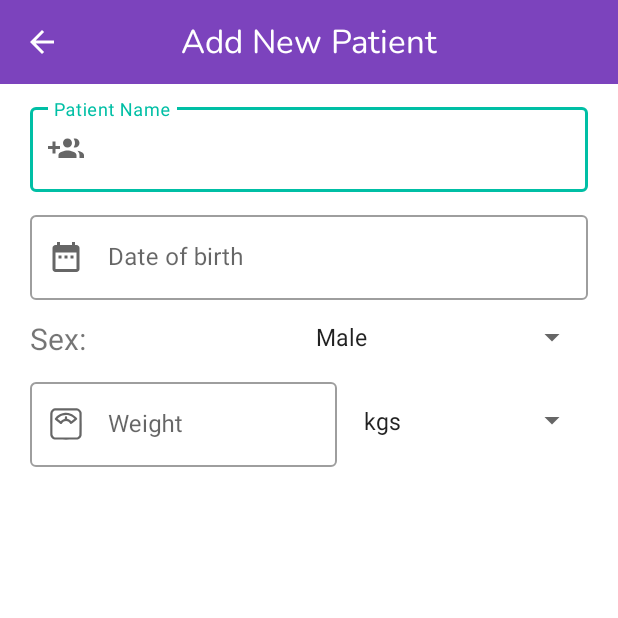
After one commit to WeDoinaThing/shaako-frontend-android, an Android app: the AddPatientActivity screen opened directly, with no data from a screen before it, on a phone screen of 412 x 824 dp, the top half of it. The commit adds this screen. Run offline under Robolectric (Android 15) with nearby library versions, the phone set to English and light mode, and no system bars.

Commit message:
Add patient UI in progress

```diff
--- /dev/null
+++ b/app/src/main/java/com/github/meafs/recover/activites/AddPatientActivity.java
@@ -0,0 +1,59 @@
+package com.github.meafs.recover.activites;
+
+import androidx.appcompat.app.AppCompatActivity;
+
+import android.os.Bundle;
+import android.view.View;
+import android.widget.AdapterView;
+import android.widget.ArrayAdapter;
+import android.widget.Spinner;
+
+import com.github.meafs.recover.R;
+
+public class AddPatientActivity extends AppCompatActivity {
+
+    private String sex;
+    private String unit;
+
+    @Override
+    protected void onCreate(Bundle savedInstanceState) {
+        super.onCreate(savedInstanceState);
+        setContentView(R.layout.activity_add_patient);
+
+        Spinner spinner1 = findViewById(R.id.weightspinner);
+        ArrayAdapter<CharSequence> adapter1 = ArrayAdapter.createFromResource(this,
+                R.array.units, android.R.layout.simple_spinner_item);
+        adapter1.setDropDownViewResource(android.R.layout.simple_spinner_dropdown_item);
+        spinner1.setAdapter(adapter1);
+        spinner1.setOnItemSelectedListener(new AdapterView.OnItemSelectedListener() {
+            @Override
+            public void onItemSelected(AdapterView<?> adapterView, View view, int i, long l) {
+                unit = String.valueOf(adapterView.getItemAtPosition(i));
+                System.out.println(unit);
+            }
+
+            @Override
+            public void onNothingSelected(AdapterView<?> adapterView) {
+
+            }
+        });
+
+        Spinner spinner2 = findViewById(R.id.gender);
+        ArrayAdapter<CharSequence> adapter2 = ArrayAdapter.createFromResource(this,
+                R.array.genders, android.R.layout.simple_spinner_item);
+        adapter2.setDropDownViewResource(android.R.layout.simple_spinner_dropdown_item);
+        spinner2.setAdapter(adapter2);
+        spinner2.setOnItemSelectedListener(new AdapterView.OnItemSelectedListener() {
+            @Override
+            public void onItemSelected(AdapterView<?> adapterView, View view, int i, long l) {
+                sex = String.valueOf(adapterView.getItemAtPosition(i));
+                System.out.println(sex);
+            }
+
+            @Override
+            public void onNothingSelected(AdapterView<?> adapterView) {
+
+            }
+        });
+    }
+}
--- a/app/src/main/java/com/github/meafs/recover/fragments/UserFragment.java
+++ b/app/src/main/java/com/github/meafs/recover/fragments/UserFragment.java
@@ -12,7 +12,7 @@ import androidx.recyclerview.widget.LinearLayoutManager;
 import androidx.recyclerview.widget.RecyclerView;
 
 import com.github.meafs.recover.R;
-import com.github.meafs.recover.activites.ContentActivity;
+import com.github.meafs.recover.activites.AddPatientActivity;
 import com.github.meafs.recover.adapters.StaticRvAdapter;
 import com.github.meafs.recover.models.StaticRvModel;
 
@@ -79,7 +79,7 @@ public class UserFragment extends Fragment {
         trainingContent.setOnClickListener(new View.OnClickListener() {
             @Override
             public void onClick(View view) {
-                startActivity(new Intent(getContext(), ContentActivity.class));
+                startActivity(new Intent(getContext(), AddPatientActivity.class));
             }
         });
         ArrayList <StaticRvModel> item = new ArrayList<>() ;
--- a/app/src/main/res/drawable/ic_baseline_person_24.xml
+++ b/app/src/main/res/drawable/ic_dob.xml
@@ -6,5 +6,5 @@
     android:tint="?attr/colorControlNormal">
   <path
       android:fillColor="@android:color/white"
-      android:pathData="M12,12c2.21,0 4,-1.79 4,-4s-1.79,-4 -4,-4 -4,1.79 -4,4 1.79,4 4,4zM12,14c-2.67,0 -8,1.34 -8,4v2h16v-2c0,-2.66 -5.33,-4 -8,-4z"/>
+      android:pathData="M9,11L7,11v2h2v-2zM13,11h-2v2h2v-2zM17,11h-2v2h2v-2zM19,4h-1L18,2h-2v2L8,4L8,2L6,2v2L5,4c-1.11,0 -1.99,0.9 -1.99,2L3,20c0,1.1 0.89,2 2,2h14c1.1,0 2,-0.9 2,-2L21,6c0,-1.1 -0.9,-2 -2,-2zM19,20L5,20L5,9h14v11z"/>
 </vector>
--- /dev/null
+++ b/app/src/main/res/drawable/ic_weight_scale.xml
@@ -0,0 +1,7 @@
+<vector android:height="24dp" android:viewportHeight="512"
+    android:viewportWidth="512" android:width="24dp" xmlns:android="http://schemas.android.com/apk/res/android">
+    <path android:fillColor="#000000"
+        android:pathData="M97,33.5c-33.7,6.9 -58.7,32.8 -63.9,66.5 -0.9,5.6 -1.1,47.3 -0.9,160.5 0.3,139.5 0.5,153.5 2,158.5 3.3,10.9 6,17 10.8,24.3 11.3,17.4 26.9,28.5 48.5,34.5 5.5,1.6 19.5,1.7 162.5,1.7 143,-0 157,-0.1 162.5,-1.7 10.6,-2.9 17.2,-5.8 24.8,-10.8 17.4,-11.3 28.5,-26.9 34.5,-48.5 1.6,-5.5 1.7,-19.5 1.7,-162.5 0,-143 -0.1,-157 -1.7,-162.5 -6,-21.6 -17.1,-37.2 -34.5,-48.5 -7.3,-4.8 -13.4,-7.5 -24.3,-10.8 -5,-1.5 -18.9,-1.7 -160.5,-1.9 -125.1,-0.1 -156.3,0.1 -161.5,1.2zM411.5,65.5c17.2,4.5 30.5,17.9 35,35.2 2.3,8.6 2.3,302 0,310.6 -4.5,17.3 -17.8,30.7 -35,35.2 -5.2,1.3 -24.4,1.5 -155.5,1.5 -131.1,-0 -150.3,-0.2 -155.5,-1.5 -17.2,-4.5 -30.5,-17.9 -35,-35.2 -2.3,-8.6 -2.3,-302 0,-310.6 4.5,-17.1 17.7,-30.6 34.6,-35.1 8.4,-2.3 302.7,-2.3 311.4,-0.1z" android:strokeColor="#00000000"/>
+    <path android:fillColor="#000000"
+        android:pathData="M243,97.2c-22.5,1.2 -48.6,7.9 -68.8,17.9 -22.4,11.1 -50.6,32.5 -67.2,51 -8.6,9.6 -10,12 -10,17.6 0,7.5 1.5,9 40.4,39.6 20.4,16.1 38.2,30.1 39.6,31 1.5,1.1 4.4,1.7 7.6,1.7 6.8,-0 10.5,-2.6 16.5,-11.5 13,-19.1 34,-30.8 55.4,-30.8 21.4,-0 41.4,11 55.3,30.6 6.8,9.6 11,12.3 17.6,11.3 5.4,-0.8 5.2,-0.7 48.1,-34.6 28.7,-22.7 35.1,-28.2 36.6,-31.5 4.1,-8.9 1.6,-14 -14.4,-29.9 -23.2,-22.9 -50.6,-41.1 -76.7,-50.9 -25.2,-9.4 -50.7,-13.1 -80,-11.5zM272.5,129c28.3,3.3 50.9,11.9 75.9,29 10.2,7 27.6,21.4 27.6,22.9 0,0.4 -3.7,3.7 -8.2,7.3 -4.6,3.5 -14.7,11.5 -22.5,17.7l-14.2,11.2 -3.8,-4.2c-10.6,-11.8 -30.3,-23.6 -46.5,-27.9l-8.7,-2.3 -0.3,-14.3c-0.3,-12.5 -0.5,-14.6 -2.4,-17 -3.9,-5.3 -7.1,-6.9 -13.4,-6.9 -6.3,-0 -9.5,1.6 -13.4,6.9 -1.9,2.4 -2.1,4.5 -2.4,17l-0.3,14.3 -8.5,2.3c-15.7,4.1 -30.9,12.8 -43.8,25l-7.1,6.8 -22,-17.4c-12.1,-9.6 -22.1,-17.8 -22.3,-18.3 -0.5,-1.5 16.5,-15.6 29.1,-24.2 14.4,-9.7 26.7,-15.9 40.1,-20.4 22.1,-7.4 45.3,-10 67.1,-7.5z" android:strokeColor="#00000000"/>
+</vector>
--- /dev/null
+++ b/app/src/main/res/layout/activity_add_patient.xml
@@ -0,0 +1,148 @@
+<?xml version="1.0" encoding="utf-8"?>
+<RelativeLayout xmlns:android="http://schemas.android.com/apk/res/android"
+    xmlns:app="http://schemas.android.com/apk/res-auto"
+    android:layout_width="match_parent"
+    android:layout_height="match_parent">
+
+    <com.google.android.material.appbar.MaterialToolbar
+        android:id="@+id/toolbar"
+        android:layout_width="match_parent"
+        android:layout_height="wrap_content"
+        android:background="@color/lightSecondaryColor"
+        app:itemIconTint="@color/white"
+        app:navigationIcon="?attr/homeAsUpIndicator"
+        app:navigationIconTint="@color/white">
+
+        <TextView
+            android:layout_width="wrap_content"
+            android:layout_height="wrap_content"
+            android:layout_gravity="center"
+            android:layout_weight="4"
+            android:fontFamily="@font/nunito"
+            android:gravity="center"
+            android:text="@string/add_new_patient"
+            android:textAlignment="center"
+            android:textColor="@color/white"
+            android:textSize="22sp" />
+    </com.google.android.material.appbar.MaterialToolbar>
+
+    <androidx.constraintlayout.widget.ConstraintLayout
+        android:layout_width="match_parent"
+        android:layout_height="match_parent"
+        android:layout_below="@+id/toolbar">
+
+        <com.google.android.material.textfield.TextInputLayout
+            android:id="@+id/name"
+            style="@style/Widget.MaterialComponents.TextInputLayout.OutlinedBox"
+            android:layout_width="match_parent"
+            android:layout_height="wrap_content"
+            android:layout_marginStart="20dp"
+            android:layout_marginTop="10dp"
+            android:layout_marginEnd="20dp"
+            android:hint="@string/patient_name"
+            app:layout_constraintStart_toStartOf="parent"
+            app:layout_constraintTop_toTopOf="parent"
+            app:startIconDrawable="@drawable/ic_patient">
+
+            <com.google.android.material.textfield.TextInputEditText
+                android:layout_width="match_parent"
+                android:layout_height="match_parent"
+                android:inputType="text"
+                android:singleLine="true" />
+
+        </com.google.android.material.textfield.TextInputLayout>
+
+        <com.google.android.material.textfield.TextInputLayout
+            android:id="@+id/date"
+            style="@style/Widget.MaterialComponents.TextInputLayout.OutlinedBox"
+            android:layout_width="match_parent"
+            android:layout_height="wrap_content"
+            android:layout_marginStart="20dp"
+            android:layout_marginTop="10dp"
+            android:layout_marginEnd="20dp"
+            android:hint="@string/date_of_birth"
+            app:layout_constraintEnd_toEndOf="parent"
+            app:layout_constraintStart_toStartOf="parent"
+            app:layout_constraintTop_toBottomOf="@+id/name"
+            app:startIconDrawable="@drawable/ic_dob">
+
+            <com.google.android.material.textfield.TextInputEditText
+                android:layout_width="match_parent"
+                android:layout_height="match_parent"
+                android:inputType="date"
+                android:singleLine="true" />
+
+        </com.google.android.material.textfield.TextInputLayout>
+
+        <LinearLayout
+            android:id="@+id/lin1"
+            android:layout_width="match_parent"
+            android:layout_height="wrap_content"
+            android:layout_marginStart="10dp"
+            android:layout_marginTop="10dp"
+            android:layout_marginEnd="10dp"
+            android:orientation="horizontal"
+            android:weightSum="6"
+            app:layout_constraintTop_toBottomOf="@+id/date">
+
+            <TextView
+                android:layout_width="wrap_content"
+                android:layout_height="wrap_content"
+                android:layout_marginStart="10dp"
+                android:layout_marginTop="2dp"
+                android:layout_weight="4"
+                android:text="Sex:"
+                android:textSize="20sp" />
+
+            <Spinner
+                android:id="@+id/gender"
+                android:layout_width="wrap_content"
+                android:layout_height="match_parent"
+                android:layout_gravity="center_horizontal"
+                android:layout_marginEnd="10dp"
+                android:layout_marginRight="10dp"
+                android:layout_weight="2" />
+        </LinearLayout>
+
+        <LinearLayout
+            android:id="@+id/lin2"
+            android:layout_width="match_parent"
+            android:layout_height="wrap_content"
+            android:layout_marginStart="10dp"
+            android:layout_marginEnd="10dp"
+            android:orientation="horizontal"
+            android:weightSum="6"
+            app:layout_constraintTop_toBottomOf="@+id/lin1">
+
+            <com.google.android.material.textfield.TextInputLayout
+                android:id="@+id/weight"
+                style="@style/Widget.MaterialComponents.TextInputLayout.OutlinedBox"
+                android:layout_width="wrap_content"
+                android:layout_height="wrap_content"
+                android:layout_marginStart="10dp"
+                android:layout_marginTop="10dp"
+                android:layout_marginEnd="10dp"
+                android:layout_weight="4"
+                android:hint="@string/weight"
+                app:startIconDrawable="@drawable/ic_weight_scale">
+
+                <com.google.android.material.textfield.TextInputEditText
+                    android:layout_width="match_parent"
+                    android:layout_height="match_parent"
+                    android:inputType="date"
+                    android:singleLine="true" />
+
+            </com.google.android.material.textfield.TextInputLayout>
+
+            <Spinner
+                android:id="@+id/weightspinner"
+                android:layout_width="wrap_content"
+                android:layout_height="match_parent"
+                android:layout_marginTop="10dp"
+                android:layout_marginEnd="10dp"
+                android:layout_weight="2" />
+        </LinearLayout>
+
+
+    </androidx.constraintlayout.widget.ConstraintLayout>
+</RelativeLayout>
--- a/app/src/main/res/values/strings.xml
+++ b/app/src/main/res/values/strings.xml
@@ -7,6 +7,7 @@
     <string-array name="genders">
         <item>Male</item>
         <item>Female</item>
+        <item>Other</item>
     </string-array>
 
     <!--     Add translations later -->
@@ -24,6 +25,11 @@
 
     <string name="hello_first_fragment">Hello first fragment</string>
     <string name="hello_second_fragment">Hello second fragment. Arg: %1$s</string>
+    <string name="highlights">Highlights</string>
+    <string name="add_new_patient">Add New Patient</string>
+    <string name="date_of_birth">Date of birth</string>
+    <string name="patient_name">Patient Name</string>
+    <string name="weight">Weight</string>
 
 
 </resources>
```
Also changed, not shown: app/src/main/AndroidManifest.xml (+7 -0 lines).
